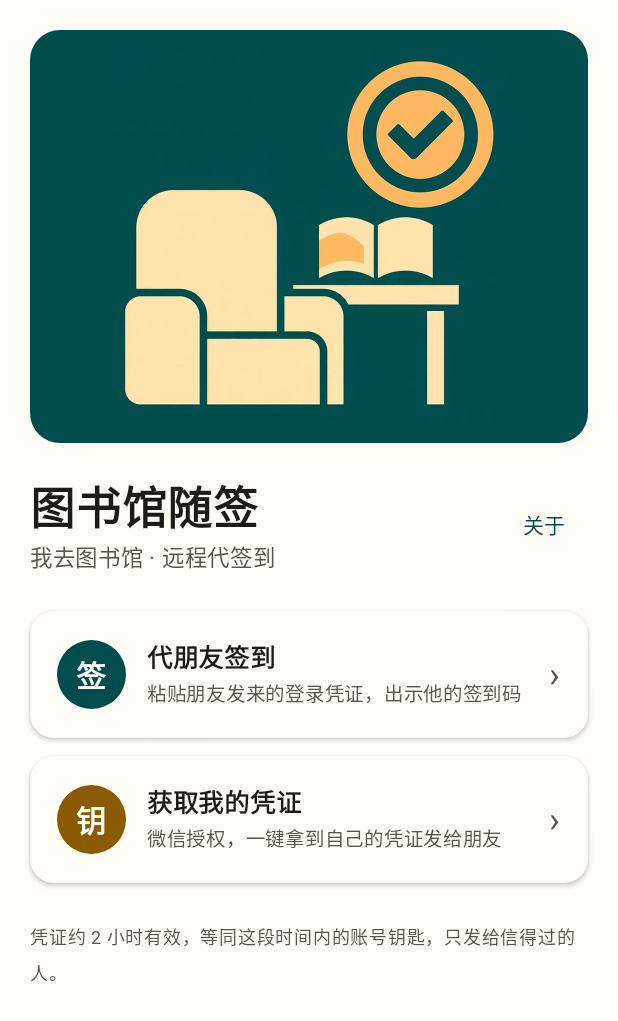
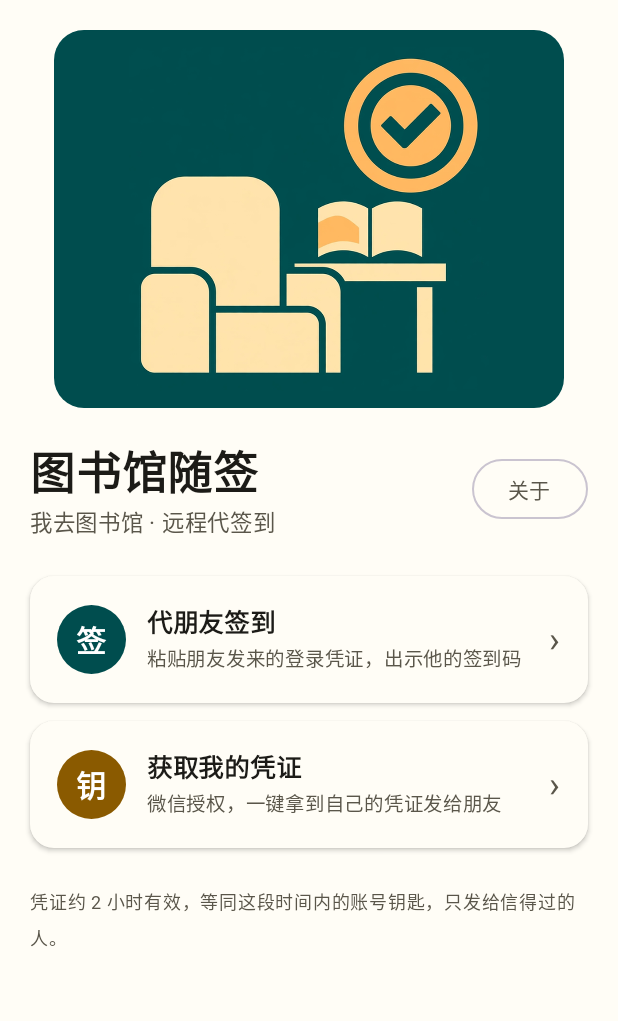
Before and after one commit to autumn231/remote-sign, an Android app built with Jetpack Compose: the screen it shows after launch (MainActivity), on a phone screen of 412 x 824 dp. Shown: the top 1021 px of the screen. Run offline under Robolectric (Android 15) with nearby library versions, the phone set to English and light mode, and no system bars.

Commit message:
v1.8: 关于改为描边按钮样式、封面左右收窄 16dp

```diff
--- a/app/build.gradle.kts
+++ b/app/build.gradle.kts
@@ -25,8 +25,8 @@ android {
         applicationId = "com.remotesign.app"
         minSdk = 26
         targetSdk = 35
-        versionCode = 8
-        versionName = "1.7"
+        versionCode = 9
+        versionName = "1.8"
     }
 
     signingConfigs {
--- a/app/src/main/java/com/remotesign/app/MainActivity.kt
+++ b/app/src/main/java/com/remotesign/app/MainActivity.kt
@@ -41,6 +41,7 @@ import androidx.compose.material3.Card
 import androidx.compose.material3.CardDefaults
 import androidx.compose.material3.CircularProgressIndicator
 import androidx.compose.material3.MaterialTheme
+import androidx.compose.material3.OutlinedButton
 import androidx.compose.material3.OutlinedButton
 import androidx.compose.material3.OutlinedTextField
 import androidx.compose.material3.Surface
@@ -418,6 +419,7 @@ private fun HomeScreen(
             contentScale = ContentScale.Crop,
             modifier = Modifier
                 .fillMaxWidth()
+                .padding(horizontal = 16.dp)
                 .aspectRatio(1.35f)
                 .clip(RoundedCornerShape(20.dp)),
         )
@@ -431,7 +433,7 @@ private fun HomeScreen(
                     fontSize = 15.sp,
                 )
             }
-            TextButton(onClick = onAbout) { Text("关于") }
+            OutlinedButton(onClick = onAbout) { Text("关于") }
         }
         Spacer(Modifier.height(24.dp))
 
```
